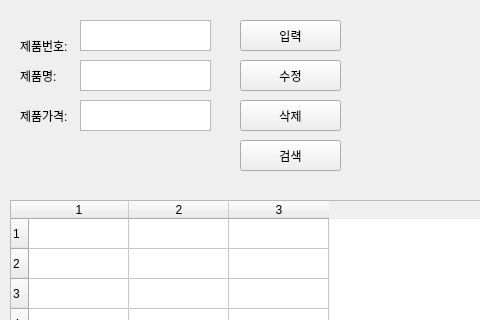
Qt form ProductList.ui (GreatOh/python220621) before a commit; both pictures show x 0 to 480 and y 0 to 320 of the 567 by 594 pixel window.
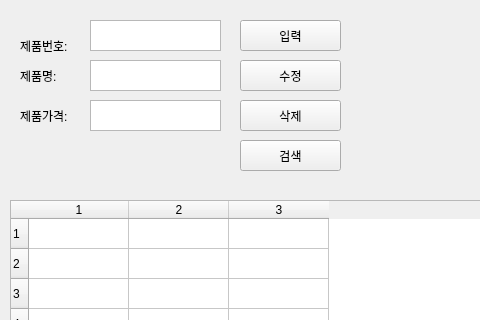
The same form after that commit.

Diff of the .ui file:
```diff
--- a/ProductList.ui
+++ b/ProductList.ui
@@ -17,7 +17,7 @@
    <widget class="QTextEdit" name="prodName">
     <property name="geometry">
      <rect>
-      <x>80</x>
+      <x>90</x>
       <y>60</y>
       <width>131</width>
       <height>31</height>
@@ -27,7 +27,7 @@
    <widget class="QTextEdit" name="prodPrice">
     <property name="geometry">
      <rect>
-      <x>80</x>
+      <x>90</x>
       <y>100</y>
       <width>131</width>
       <height>31</height>
@@ -184,7 +184,7 @@
    <widget class="QTextEdit" name="prodID">
     <property name="geometry">
      <rect>
-      <x>80</x>
+      <x>90</x>
       <y>20</y>
       <width>131</width>
       <height>31</height>
```
Left out of the diff: 6 changed lines with no effect on the pictures.
